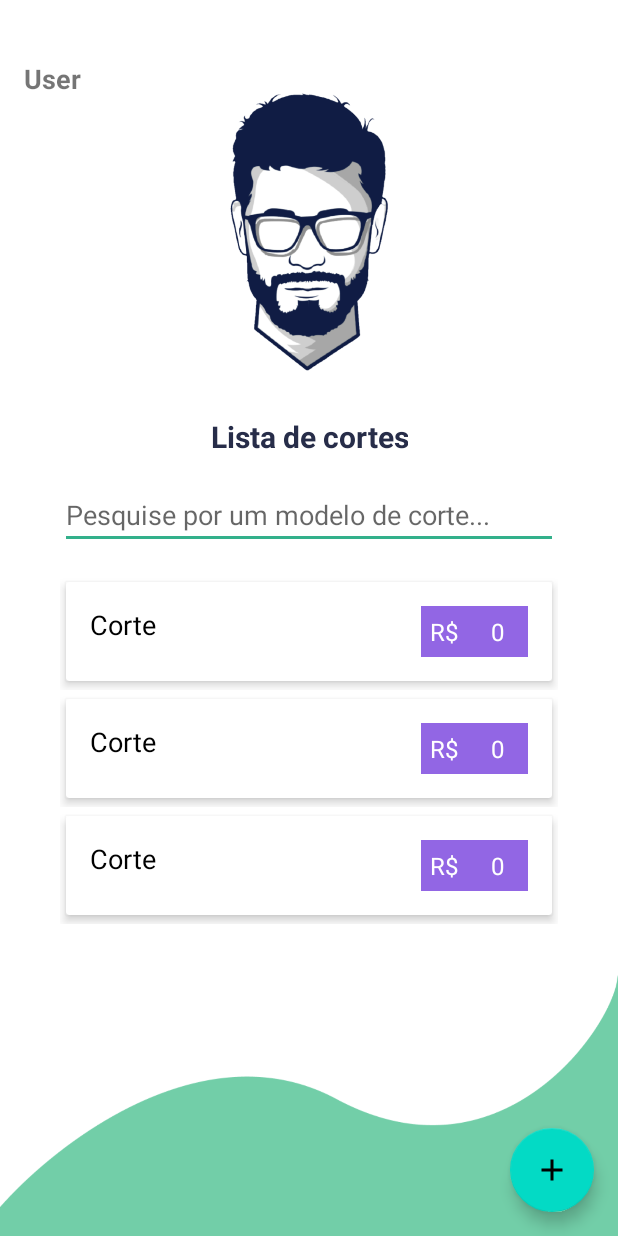
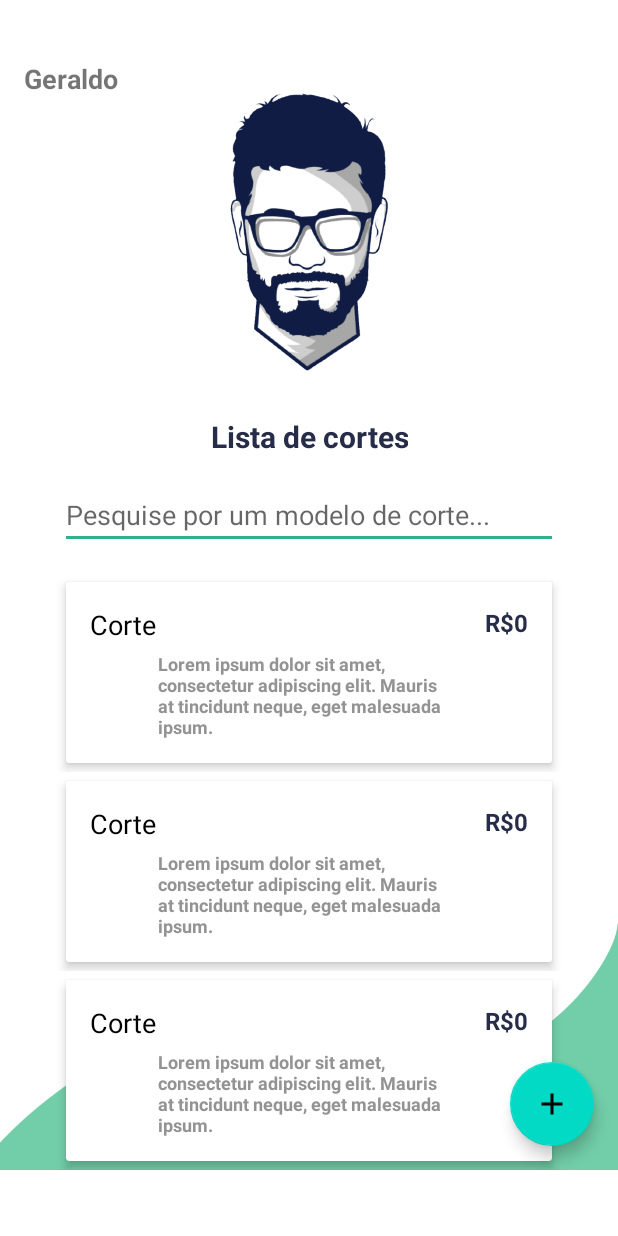
Before and after one commit to geraldoneto771/Aplicativo-Barbearia-Kotlin, an Android app: the layout fragment_list_cortes.xml on its own in the app's theme, with its tools: preview values and no code run, on a phone screen of 412 x 824 dp. Run offline under Robolectric (Android 15) with nearby library versions, the phone set to English and light mode, and no system bars.

Commit message:
"Atualização do design da lista"

```diff
--- a/app/src/main/java/com/example/barbeariakotlin/ui/cortes/ListCortes.kt
+++ b/app/src/main/java/com/example/barbeariakotlin/ui/cortes/ListCortes.kt
@@ -11,21 +11,21 @@ import androidx.navigation.fragment.findNavController
 import androidx.recyclerview.widget.LinearLayoutManager
 import androidx.recyclerview.widget.RecyclerView
 import com.example.barbeariakotlin.R
-import com.example.barbeariakotlin.databinding.FragmentListCortesBinding
 import com.example.barbeariakotlin.databinding.ItemCorteUI
+import com.example.barbeariakotlin.databinding.ListCorteUI
 import com.example.barbeariakotlin.model.CorteModel
 
 
 class ListCortes : Fragment() {
 
-    private lateinit var mBinding: FragmentListCortesBinding
+    private lateinit var mBinding: ListCorteUI
     private lateinit var mViewModel: CorteViewModel
     override fun onCreateView(
         inflater: LayoutInflater, container: ViewGroup?,
         savedInstanceState: Bundle?
     ): View? {
         // Inflate the layout for this fragment
-        mBinding = FragmentListCortesBinding.inflate(inflater)
+        mBinding = ListCorteUI.inflate(inflater)
 
         mViewModel = ViewModelProvider(requireActivity()).get(CorteViewModel::class.java)
 
@@ -68,6 +68,7 @@ class ListCortes : Fragment() {
 
             holder.bind.fieldName.text = corte.name
             holder.bind.price.text = corte.price.toString()
+            holder.bind.descriptionCorte.text = corte.description.toString()
 
             holder.bind.relative1.setOnClickListener {
                 findNavController().navigate(ListCortesDirections.actionListCortesToDescriptionCorte())
--- a/app/src/main/res/layout/fragment_list_cortes.xml
+++ b/app/src/main/res/layout/fragment_list_cortes.xml
@@ -1,18 +1,21 @@
 <?xml version="1.0" encoding="utf-8"?>
-<androidx.constraintlayout.widget.ConstraintLayout xmlns:android="http://schemas.android.com/apk/res/android"
+<layout xmlns:android="http://schemas.android.com/apk/res/android"
     xmlns:app="http://schemas.android.com/apk/res-auto"
-    xmlns:tools="http://schemas.android.com/tools"
+    xmlns:tools="http://schemas.android.com/tools">
+
+    <data class="ListCorteUI"/>
+
+<androidx.constraintlayout.widget.ConstraintLayout
     android:layout_width="match_parent"
-    android:layout_height="match_parent"
-    android:background="@drawable/brackground_01"
-    tools:context=".ui.login.RegistreUserFragment">
+    android:layout_height="wrap_content"
+    android:background="@drawable/brackground_01">
 
 
     <TextView
         android:id="@+id/text_admin"
         android:layout_width="match_parent"
         android:layout_height="match_parent"
-        android:text="User"
+        android:text="Geraldo"
         android:textSize="18sp"
         android:textStyle="bold"
         app:layout_constraintTop_toTopOf="parent"
@@ -59,9 +62,6 @@
         android:layout_width="match_parent"
         android:layout_height="wrap_content"
         android:orientation="vertical"
-        android:layout_marginHorizontal="40dp"
-        app:layout_constraintEnd_toEndOf="parent"
-        app:layout_constraintStart_toStartOf="parent"
         app:layout_constraintTop_toBottomOf="@+id/search">
 
         <androidx.recyclerview.widget.RecyclerView
@@ -84,3 +84,5 @@
         app:layout_constraintBottom_toBottomOf="parent"/>
 
 </androidx.constraintlayout.widget.ConstraintLayout>
+
+</layout>
--- a/app/src/main/res/layout/item_corte.xml
+++ b/app/src/main/res/layout/item_corte.xml
@@ -17,9 +17,8 @@
             app:cardPreventCornerOverlap="false"
             app:cardUseCompatPadding="true"
             app:layout_constraintBottom_toBottomOf="parent"
-            app:layout_constraintEnd_toEndOf="parent"
-            app:layout_constraintStart_toStartOf="parent"
-
+            android:layout_marginHorizontal="40dp"
+            android:gravity="center"
             app:layout_constraintTop_toTopOf="parent">
 
             <RelativeLayout
@@ -36,27 +35,35 @@
                     android:text="Corte"
                     android:textColor="#000"
                     android:textSize="18sp" />
+                <TextView
+                    android:id="@+id/descriptionCorte"
+                    android:layout_width="wrap_content"
+                    android:layout_height="wrap_content"
+                    android:text="@string/text_default_description"
+                    android:textColor="#939393"
+                    android:textStyle="bold"
+                    android:textSize="12dp"
+                    android:layout_marginTop="30dp"
+                    android:layout_marginHorizontal="45dp"/>
 
                 <TextView
                     android:id="@+id/txt_price"
                     android:layout_width="wrap_content"
                     android:layout_height="wrap_content"
-                    android:background="#9266E4"
-                    android:padding="6dp"
                     android:text="R$"
-                    android:textColor="#FFFFFF"
+                    android:textStyle="bold"
+                    android:textColor="#272D49"
                     android:textSize="16sp"
+                    android:layout_alignParentTop="true"
                     android:layout_toStartOf="@id/price" />
 
                 <TextView
                     android:id="@+id/price"
                     android:layout_width="wrap_content"
                     android:layout_height="wrap_content"
-                    android:background="#9266E4"
-                    android:paddingVertical="6dp"
                     android:text="0"
-                    android:paddingHorizontal="16dp"
-                    android:textColor="#FFFFFF"
+                    android:textStyle="bold"
+                    android:textColor="#272D49"
                     android:textSize="16sp"
                     android:layout_alignParentEnd="true"/>
 
--- a/app/src/main/res/values/strings.xml
+++ b/app/src/main/res/values/strings.xml
@@ -15,6 +15,8 @@ tincidunt neque, eget malesuada ipsum. In tincidunt, orci id sagittis
 volutpat, diam metus blandit mi, vel auctor lectus tortor porttitor dolor.
 Integer libero lorem, feugiat et sem a, vehicula ultricies tellus.</string>
     <string name="text_ja_tem_conta">Já tem uma conta?</string>
+    <string name="text_default_description">Lorem ipsum dolor sit amet, consectetur adipiscing elit. Mauris at
+tincidunt neque, eget malesuada ipsum.</string>
     <!-- TODO: Remove or change this placeholder text -->
     <string name="hello_blank_fragment">Hello blank fragment</string>
 </resources>
```
